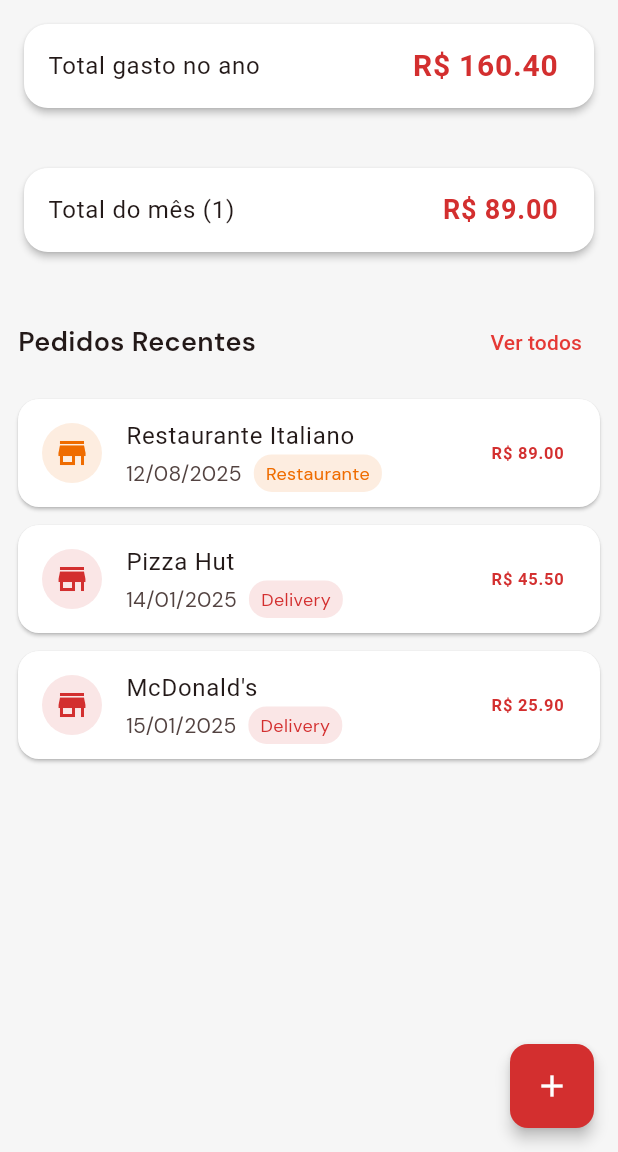
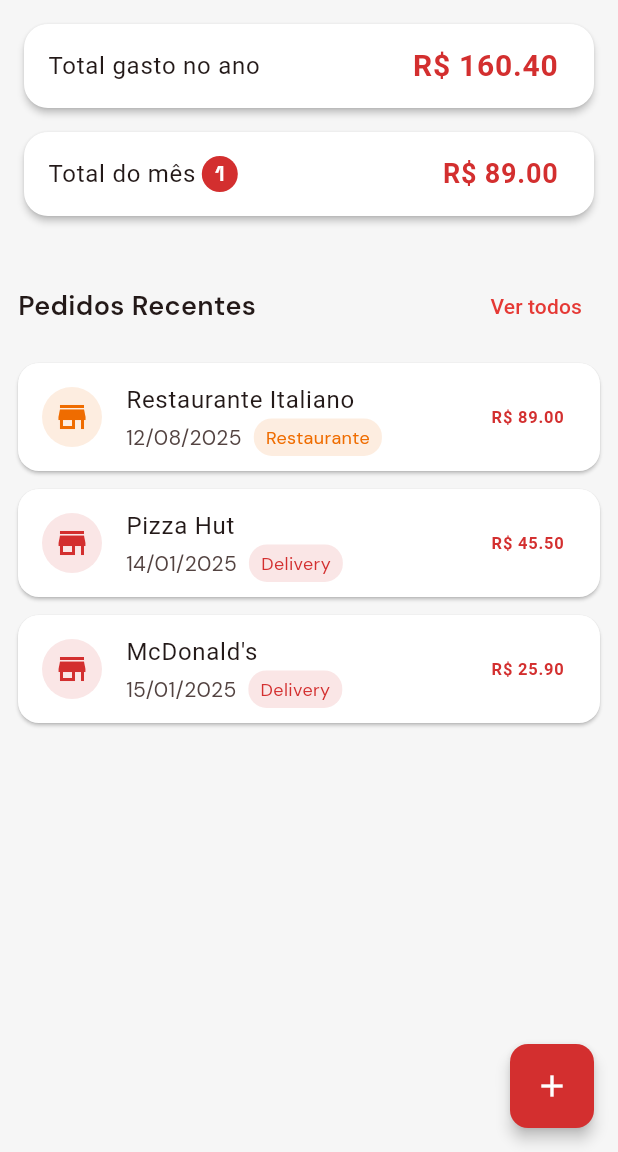
Before and after one commit to olaviolacerda/food_tracker, a Flutter app: the screen it shows after launch, on a phone screen of 412 x 824 dp, the part 84-1236 px from its top. Run offline on Flutter 3.47's test engine with Material 3 defaults, Android fonts, the light colour scheme and no system bars; our stand-ins replace flutter_riverpod, google_fonts.

Commit message:
feat(ui): update number of orders

```diff
--- a/lib/screens/home_screen.dart
+++ b/lib/screens/home_screen.dart
@@ -50,18 +50,19 @@ class _HomeScreenState extends ConsumerState<HomeScreen> {
                   trailing: Text('R\$ ${yearlyTotal.toStringAsFixed(2)}', style: TextStyle(fontSize: 20, fontWeight: FontWeight.bold, color: Colors.red.shade700)),
                 ),
               ),
-              const SizedBox(height: 12),
-
-              const SizedBox(height: 20),
+              const SizedBox(height: 8),
               Card(
                 color: Colors.white,
                 elevation: 2,
                 shape: RoundedRectangleBorder(borderRadius: BorderRadius.circular(16)),
                 child: ListTile(
                   title: Row(
-                    mainAxisAlignment: MainAxisAlignment.spaceBetween,
                     children: [
-                      Text('Total do mês ($totalOrders)'),
+                      Text('Total do mês'), const SizedBox(width: 4), CircleAvatar(
+                        maxRadius: 12,
+                        backgroundColor: Colors.red.shade700,
+                        child: Text('$totalOrders',style: TextStyle(fontSize: 14, fontWeight: FontWeight.bold, color: Colors.white)),
+                      )
                     ],
                   ),
                   trailing: Text('R\$ ${totalSpent.toStringAsFixed(2)}', style: TextStyle(fontSize: 18, fontWeight: FontWeight.bold, color: Colors.red.shade700)),
@@ -78,7 +79,7 @@ class _HomeScreenState extends ConsumerState<HomeScreen> {
               ),
               const SizedBox(height: 8),
               Column(
-                children: orders.take(3).map((order) => _orderCard(order)).toList(),
+                children: orders.take(10).map((order) => _orderCard(order)).toList(),
               ),
             ],
           ),
--- a/lib/utils/category_colors.dart
+++ b/lib/utils/category_colors.dart
@@ -1,6 +1,5 @@
 import 'package:flutter/material.dart';
 
-// Centraliza o mapeamento de categorias para cores.
 Color categoryColor(String category) {
   final key = category.trim().toLowerCase();
   switch (key) {
```
